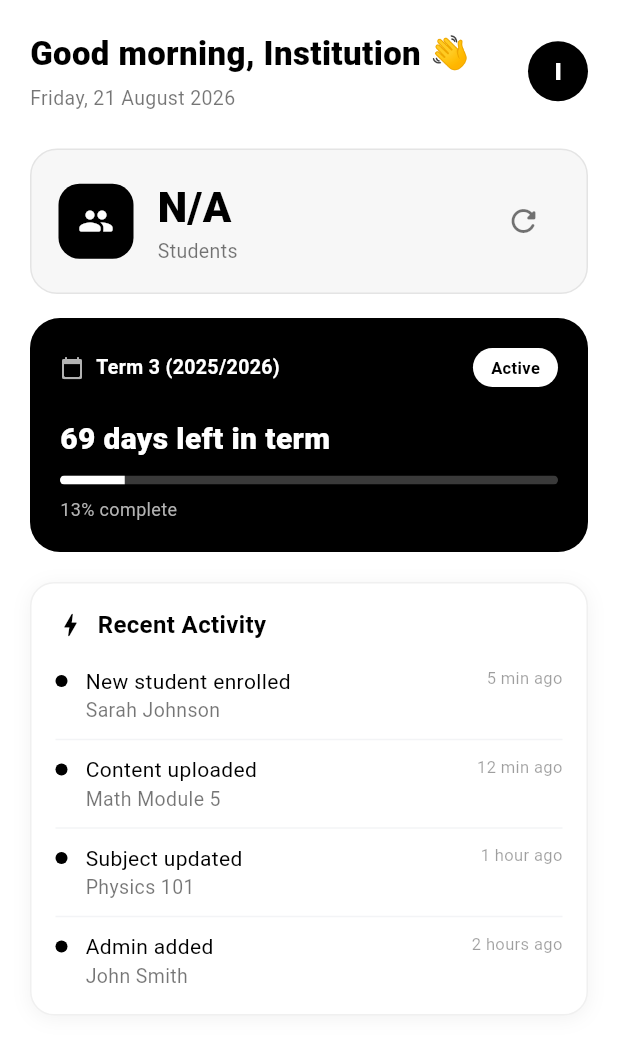
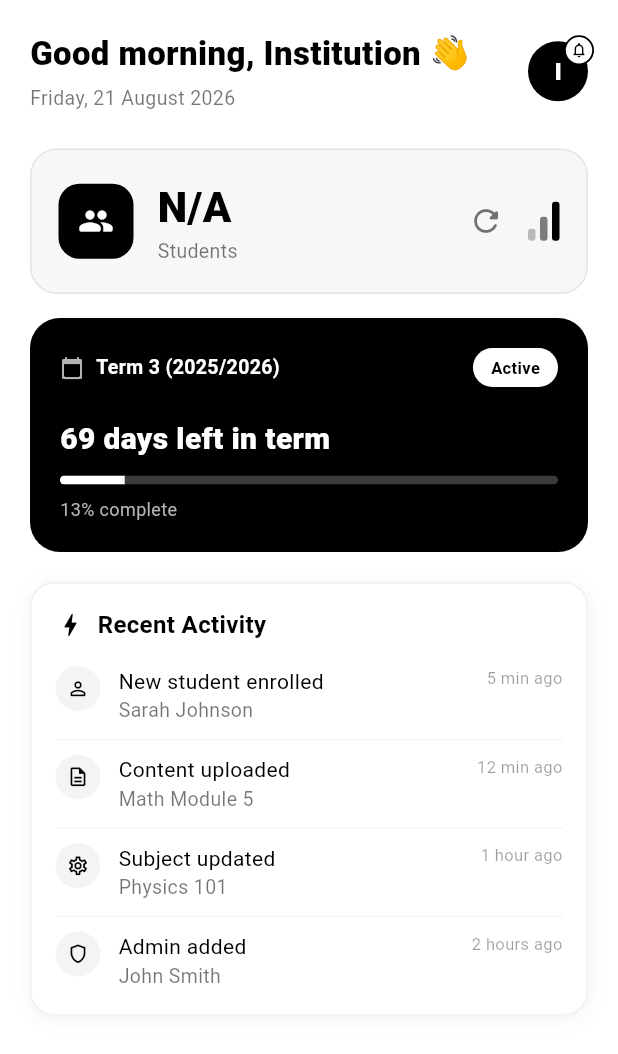
Before and after one commit to georgesimwanza/AdultEducation, a Flutter app: the DashboardScreen screen opened directly, on a phone screen of 412 x 824 dp. Shown: the top 1054 px of the screen. Run offline on Flutter 3.47's test engine with Material 3 defaults, Android fonts, the phone set to English and light mode, and no system bars; our stand-ins replace dio, file_picker, shared_preferences, sqflite, supabase_flutter, table_calendar; accounts and stored records are empty; network calls fail.

Commit message:
feat: new admin screen components

```diff
--- a/adult/lib/screens/admin/dashboard_screen.dart
+++ b/adult/lib/screens/admin/dashboard_screen.dart
@@ -115,18 +115,26 @@ class _DashboardScreenState extends State<DashboardScreen> {
         'action': 'New student enrolled',
         'name': 'Sarah Johnson',
         'time': '5 min ago',
+        'icon': 'person',
       },
       {
         'action': 'Content uploaded',
         'name': 'Math Module 5',
         'time': '12 min ago',
+        'icon': 'document',
       },
       {
         'action': 'Subject updated',
         'name': 'Physics 101',
         'time': '1 hour ago',
+        'icon': 'gear',
       },
-      {'action': 'Admin added', 'name': 'John Smith', 'time': '2 hours ago'},
+      {
+        'action': 'Admin added',
+        'name': 'John Smith',
+        'time': '2 hours ago',
+        'icon': 'shield',
+      },
     ];
 
     return Scaffold(
@@ -163,6 +171,9 @@ class _DashboardScreenState extends State<DashboardScreen> {
                       ],
                     ),
                   ),
+                  Stack(
+                    clipBehavior: Clip.none,
+                    children: [
                       Container(
                         width: 40,
                         height: 40,
@@ -181,6 +192,30 @@ class _DashboardScreenState extends State<DashboardScreen> {
                             fontSize: 16,
                           ),
                         ),
+                      ),
+                      // Notification bell badge — from the reference screenshot.
+                      // No notifications data source exists yet, so this is
+                      // just the icon/affordance; wire up a real unread count
+                      // and onTap once there's something to show.
+                      Positioned(
+                        top: -4,
+                        right: -4,
+                        child: Container(
+                          width: 20,
+                          height: 20,
+                          decoration: BoxDecoration(
+                            color: Colors.white,
+                            shape: BoxShape.circle,
+                            border: Border.all(color: Colors.black, width: 1.2),
+                          ),
+                          child: const Icon(
+                            Icons.notifications_none_rounded,
+                            size: 12,
+                            color: Colors.black,
+                          ),
+                        ),
+                      ),
+                    ],
                   ),
                 ],
               ),
@@ -248,13 +283,40 @@ class _DashboardScreenState extends State<DashboardScreen> {
               _fetchStudentCount();
             },
           ),
+          const SizedBox(width: 4),
+          // Decorative mini bar chart, from the reference screenshot — not
+          // backed by real trend data yet, just the visual affordance.
+          Row(
+            crossAxisAlignment: CrossAxisAlignment.end,
+            children: [
+              _miniBar(height: 8, opacity: 0.25),
+              const SizedBox(width: 3),
+              _miniBar(height: 16, opacity: 0.5),
+              const SizedBox(width: 3),
+              _miniBar(height: 26, opacity: 1),
             ],
+          ),
+        ],
+      ),
+    );
+  }
+
+  Widget _miniBar({required double height, required double opacity}) {
+    return Container(
+      width: 5,
+      height: height,
+      decoration: BoxDecoration(
+        color: Colors.black.withOpacity(opacity),
+        borderRadius: BorderRadius.circular(2),
       ),
     );
   }
 
   /// Static placeholder — no term-tracking data source exists in this app
   /// yet. Swap these values for a real fetch once there's an endpoint.
+  ///
+  /// Colors kept strictly black/white/grey — no accent colors (see the
+  /// "Active" badge and progress bar below).
   Widget _buildTermCard() {
     const daysLeft = 69;
     const percentComplete = 0.13;
@@ -339,6 +401,13 @@ class _DashboardScreenState extends State<DashboardScreen> {
     );
   }
 
+  static const Map<String, IconData> _activityIcons = {
+    'person': Icons.person_outline_rounded,
+    'document': Icons.description_outlined,
+    'gear': Icons.settings_outlined,
+    'shield': Icons.shield_outlined,
+  };
+
   Widget _buildRecentActivityCard(List<Map<String, String>> recentActivity) {
     return Container(
       padding: const EdgeInsets.all(16),
@@ -380,15 +449,18 @@ class _DashboardScreenState extends State<DashboardScreen> {
                 Row(
                   crossAxisAlignment: CrossAxisAlignment.start,
                   children: [
-                    Padding(
-                      padding: const EdgeInsets.only(top: 6),
-                      child: Container(
-                        width: 8,
-                        height: 8,
-                        decoration: const BoxDecoration(
-                          color: Colors.black,
+                    Container(
+                      width: 30,
+                      height: 30,
+                      decoration: BoxDecoration(
+                        color: const Color(0xFFF3F4F6),
                         shape: BoxShape.circle,
                       ),
+                      child: Icon(
+                        _activityIcons[activity['icon']] ??
+                            Icons.circle_outlined,
+                        size: 15,
+                        color: Colors.black,
                       ),
                     ),
                     const SizedBox(width: 12),
```
Lines whose indentation alone changed are shown as unchanged.
